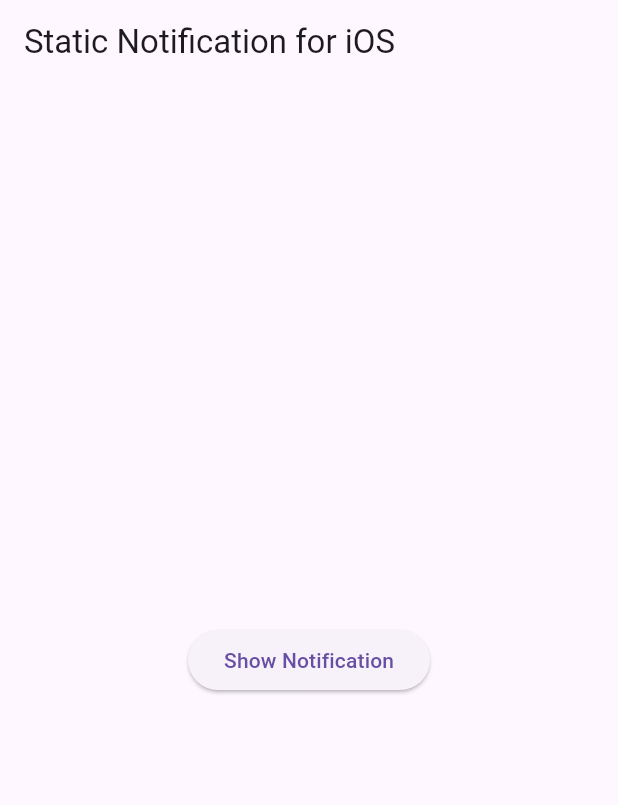
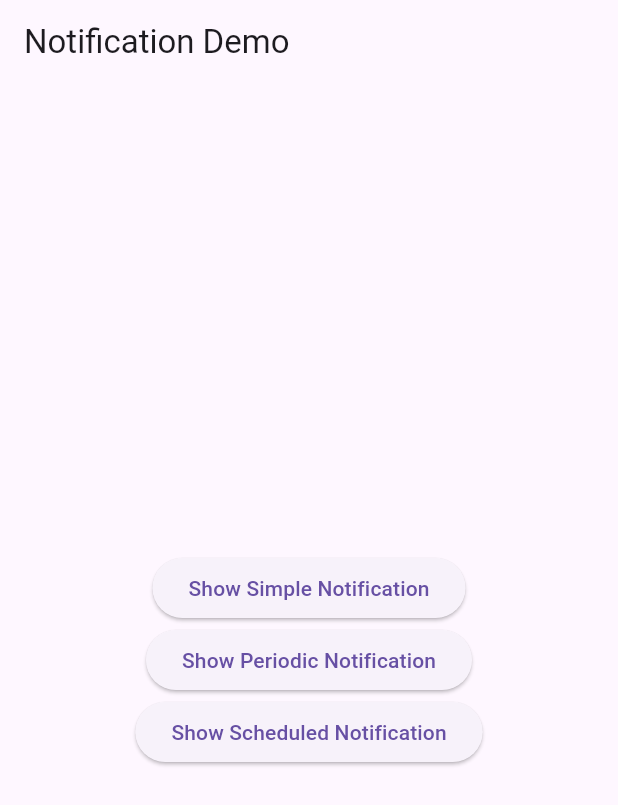
Before and after one commit to marufkhan09/push_notification, a Flutter app: the screen it shows after launch, on a phone screen of 412 x 824 dp. Shown: the top 805 px of the screen. Run offline on Flutter 3.47's test engine with Material 3 defaults, Android fonts, the phone set to English and light mode, and no system bars; our stand-ins replace firebase_messaging, flutter_local_notifications, rxdart, timezone; accounts and stored records are empty.

Commit message:
local noti worked for ios

```diff
--- a/lib/main.dart
+++ b/lib/main.dart
@@ -1,22 +1,30 @@
 import 'dart:developer';
 import 'package:flutter/material.dart';
 import 'package:flutter_local_notifications/flutter_local_notifications.dart';
-import 'package:timezone/data/latest.dart' as tz;
+import 'package:push_notification/local_notifications.dart';
+import 'package:push_notification/notidetail.dart';
+import 'package:rxdart/rxdart.dart';
+import 'package:timezone/data/latest.dart' as tz; // Keep this for timezone data
+import 'package:timezone/timezone.dart' as tz; // Correct import for TZDateTime
 
 void main() async {
   WidgetsFlutterBinding.ensureInitialized();
+  tz.initializeTimeZones();
+  await LocalNotifications.init();
 
-  // Initialize time zones for notifications
-  tz.initializeTimeZones();
-
-  // Initialize local notifications
-  await LocalNotifications.init();
+  // Listen for notification taps
+  LocalNotifications.onClickNotification.listen((payload) {
+    MyApp.navigatorKey.currentState?.push(
+      MaterialPageRoute(
+        builder: (context) => NotificationDetailPage(payload: payload),
+      ),
+    );
+  });
 
   runApp(const MyApp());
 }
 
 class MyApp extends StatelessWidget {
-  // Create a global navigator key
   static final GlobalKey<NavigatorState> navigatorKey =
       GlobalKey<NavigatorState>();
 
@@ -25,8 +33,8 @@ class MyApp extends StatelessWidget {
   @override
   Widget build(BuildContext context) {
     return MaterialApp(
-      navigatorKey: navigatorKey, // Use the global navigator key
-      title: 'iOS Notification Demo',
+      navigatorKey: navigatorKey,
+      title: 'Notification Demo',
       theme: ThemeData(
         primarySwatch: Colors.blue,
       ),
@@ -42,113 +50,50 @@ class MyHomePage extends StatelessWidget {
   Widget build(BuildContext context) {
     return Scaffold(
       appBar: AppBar(
-        title: const Text('Static Notification for iOS'),
+        title: const Text('Notification Demo'),
       ),
       body: Center(
-        child: ElevatedButton(
-          onPressed: () {
-            LocalNotifications.showSimpleNotification(
-              title: 'Hello',
-              body: 'This is a static notification',
-              payload: 'notification_payload',
-            );
-          },
-          child: const Text('Show Notification'),
+        child: Column(
+          mainAxisAlignment: MainAxisAlignment.center,
+          children: [
+            ElevatedButton(
+              onPressed: () {
+                LocalNotifications.showSimpleNotification(
+                  title: 'Hello',
+                  body: 'This is a simple notification',
+                  payload: 'simple_payload',
+                );
+              },
+              child: const Text('Show Simple Notification'),
+            ),
+            ElevatedButton(
+              onPressed: () {
+                LocalNotifications.showPeriodicNotifications(
+                  title: 'Periodic Notification',
+                  body: 'This notification shows periodically every minute.',
+                  payload: 'periodic_payload',
+                );
+              },
+              child: const Text('Show Periodic Notification'),
+            ),
+            ElevatedButton(
+              onPressed: () {
+                // Schedule notification for 5 seconds from now
+                DateTime scheduledDate =
+                    DateTime.now().add(Duration(seconds: 5));
+                LocalNotifications.showScheduleNotification(
+                  title: "Scheduled Notification",
+                  body: "This is a scheduled notification.",
+                  payload: "scheduled_payload",
+                  scheduledDate: tz.TZDateTime.from(scheduledDate,
+                      tz.local), // Convert DateTime to TZDateTime
+                );
+              },
+              child: const Text('Show Scheduled Notification'),
+            ),
+          ],
         ),
       ),
     );
   }
 }
-
-// New Page to navigate to when notification is tapped
-class NotificationDetailPage extends StatelessWidget {
-  final String payload;
-
-  const NotificationDetailPage({Key? key, required this.payload})
-      : super(key: key);
-
-  @override
-  Widget build(BuildContext context) {
-    return Scaffold(
-      appBar: AppBar(
-        title: const Text('Notification Details'),
-      ),
-      body: Center(
-        child: Text('Tapped notification with payload: $payload'),
-      ),
-    );
-  }
-}
-
-// Notification service class
-class LocalNotifications {
-  static final FlutterLocalNotificationsPlugin
-      _flutterLocalNotificationsPlugin = FlutterLocalNotificationsPlugin();
-
-  static Future init() async {
-    final DarwinInitializationSettings initializationSettingsDarwin =
-        DarwinInitializationSettings(
-      onDidReceiveLocalNotification: (id, title, body, payload) async {
-        // Handle notification received in foreground (if needed)
-      },
-    );
-
-    final InitializationSettings initializationSettings =
-        InitializationSettings(
-      iOS: initializationSettingsDarwin,
-    );
-
-    // Initialize notifications
-    await _flutterLocalNotificationsPlugin.initialize(
-      initializationSettings,
-      onDidReceiveNotificationResponse: (response) {
-        // Handle notification tap
-        final payload = response.payload;
-        if (payload != null) {
-          // Use the global navigator key to navigate
-          MyApp.navigatorKey.currentState?.push(
-            MaterialPageRoute(
-              builder: (context) => NotificationDetailPage(payload: payload),
-            ),
-          );
-        }
-      },
-    );
-
-    // Request permissions for iOS
-    final bool? granted = await _flutterLocalNotificationsPlugin
-        .resolvePlatformSpecificImplementation<
-            IOSFlutterLocalNotificationsPlugin>()
-        ?.requestPermissions(
-          alert: true,
-          badge: true,
-          sound: true,
-        );
-
-    log("Notification permission granted: $granted");
-  }
-
-  // Show a simple notification
-  static Future showSimpleNotification({
-    required String title,
-    required String body,
-    required String payload,
-  }) async {
-    const DarwinNotificationDetails iosNotificationDetails =
-        DarwinNotificationDetails();
-
-    const NotificationDetails notificationDetails = NotificationDetails(
-      iOS: iosNotificationDetails,
-    );
-
-    await _flutterLocalNotificationsPlugin.show(
-      0, // Notification ID
-      title,
-      body,
-      notificationDetails,
-      payload: payload,
-    );
-
-    log('Notification triggered');
-  }
-}
--- a/pubspec.yaml
+++ b/pubspec.yaml
@@ -41,6 +41,7 @@ dependencies:
   firebase_analytics: ^11.3.3
   flutter_local_notifications: ^17.2.3
   rxdart: ^0.28.0
+  timezone: ^0.9.4
 
 dev_dependencies:
   flutter_test:
```
Also changed, not shown: lib/home.dart (+13 -3 lines), lib/local_notifications.dart (+83 -32 lines), lib/notidetail.dart (added, +19 -0 lines), pubspec.lock.
